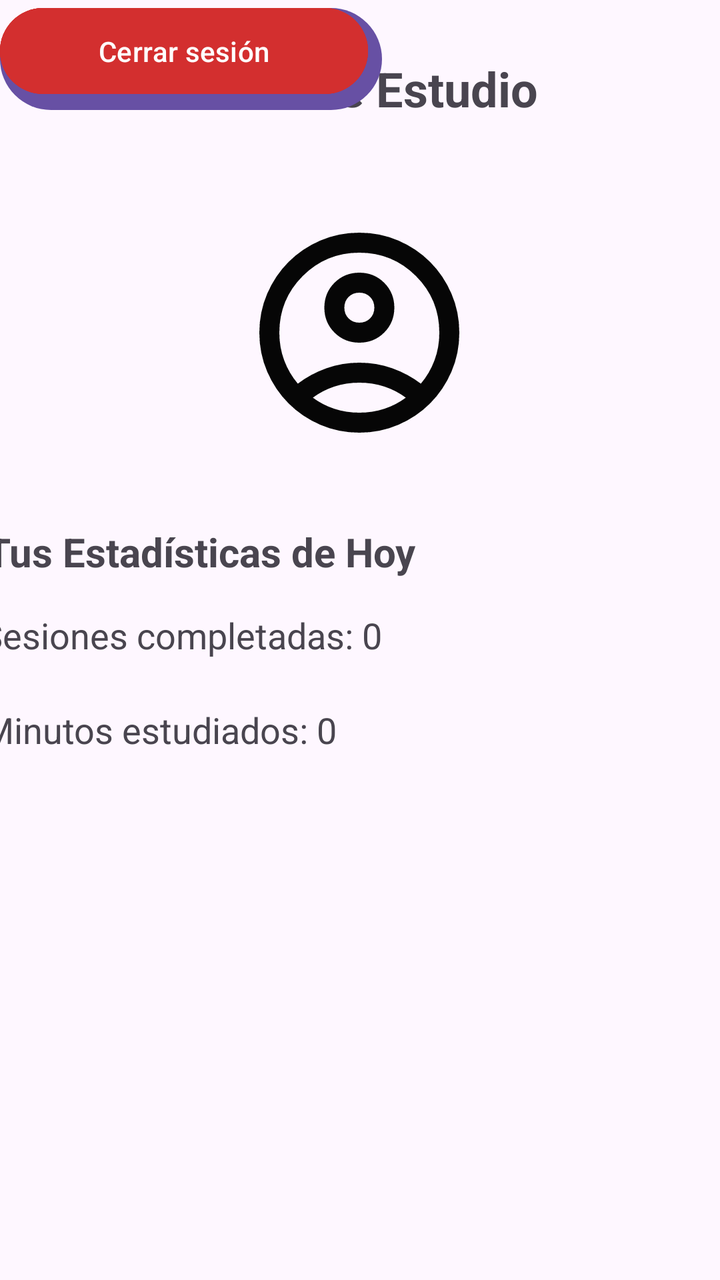
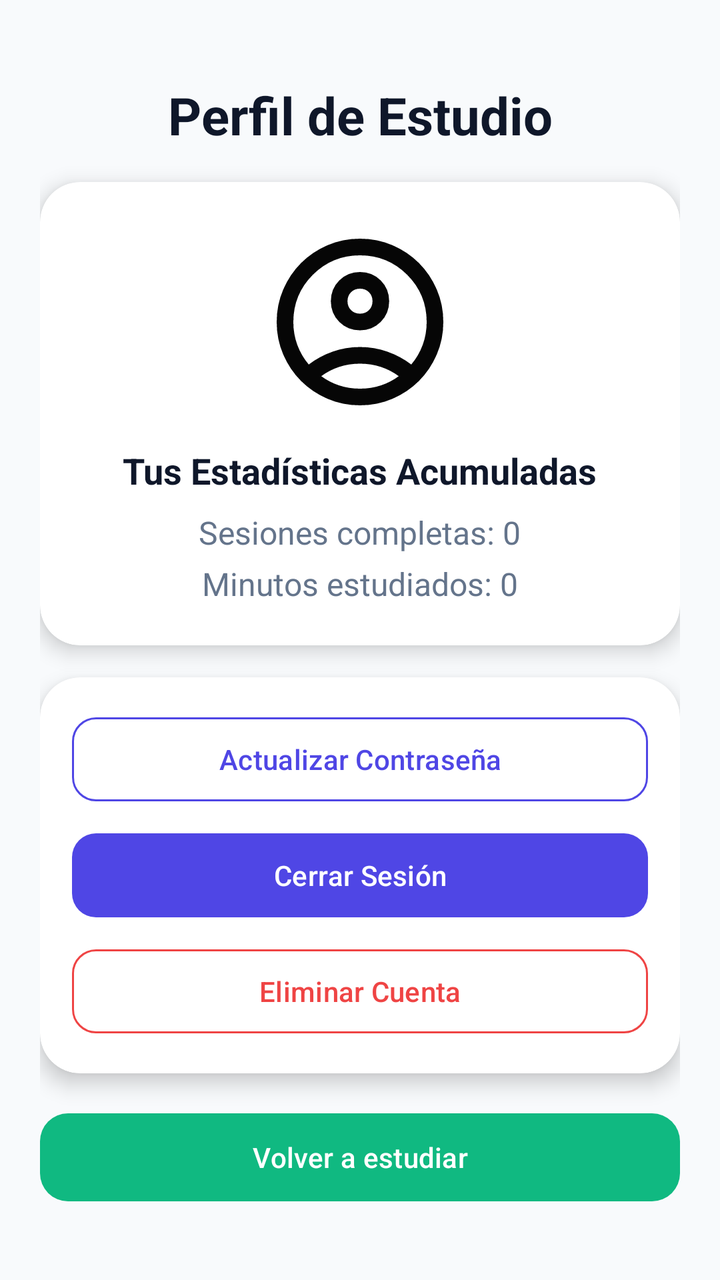

Screens rendered from an Android XML layout before and after an edit, with the pre-edit source and the edit as a unified diff.
<!-- AndroidManifest.xml: application theme Theme.SalvadorDeSemestres -->
<!-- res/layout/activity_perfil_usuario.xml -->
<?xml version="1.0" encoding="utf-8"?>
<androidx.constraintlayout.widget.ConstraintLayout xmlns:android="http://schemas.android.com/apk/res/android"
    xmlns:app="http://schemas.android.com/apk/res-auto"
    xmlns:tools="http://schemas.android.com/tools"
    android:id="@+id/main"
    android:layout_width="match_parent"
    android:layout_height="match_parent"
    tools:context=".vistas.vistas.PerfilUsuario">


    <ImageView
        android:id="@+id/imageView2"
        android:layout_width="120dp"
        android:layout_height="120dp"
        android:layout_marginStart="145dp"
        android:layout_marginTop="46dp"
        android:layout_marginEnd="146dp"
        android:src="@drawable/ic_perfil_usuario"
        app:layout_constraintEnd_toEndOf="parent"
        app:layout_constraintStart_toStartOf="parent"
        app:layout_constraintTop_toBottomOf="@+id/textView2" />


    <TextView
        android:id="@+id/textView2"
        android:layout_width="wrap_content"
        android:layout_height="wrap_content"
        android:layout_marginStart="117dp"
        android:layout_marginTop="28dp"
        android:layout_marginEnd="117dp"
        android:text="Perfil de Estudio"
        android:textSize="24sp"
        android:textStyle="bold"
        app:layout_constraintEnd_toEndOf="parent"
        app:layout_constraintStart_toStartOf="parent"
        app:layout_constraintTop_toTopOf="parent" />

    <TextView
        android:id="@+id/textView3"
        android:layout_width="wrap_content"
        android:layout_height="wrap_content"
        android:layout_marginStart="17dp"
        android:layout_marginTop="36dp"
        android:layout_marginEnd="177dp"
        android:text="Tus Estadísticas de Hoy"
        android:textSize="20sp"
        android:textStyle="bold"
        app:layout_constraintEnd_toEndOf="parent"
        app:layout_constraintStart_toStartOf="parent"
        app:layout_constraintTop_toBottomOf="@+id/imageView2" />

    <TextView
        android:id="@+id/tvTotalSesiones"
        android:layout_width="wrap_content"
        android:layout_height="wrap_content"
        android:layout_marginStart="16dp"
        android:layout_marginTop="16dp"
        android:layout_marginEnd="195dp"
        android:text="Sesiones completadas: 0"
        android:textSize="18sp"
        app:layout_constraintEnd_toEndOf="parent"
        app:layout_constraintStart_toStartOf="parent"
        app:layout_constraintTop_toBottomOf="@+id/textView3" />

    <TextView
        android:id="@+id/tvTotalMinutos"
        android:layout_width="wrap_content"
        android:layout_height="wrap_content"
        android:layout_marginStart="17dp"
        android:layout_marginTop="23dp"
        android:layout_marginEnd="218dp"
        android:text="Minutos estudiados: 0"
        android:textSize="18sp"
        app:layout_constraintEnd_toEndOf="parent"
        app:layout_constraintStart_toStartOf="parent"
        app:layout_constraintTop_toBottomOf="@+id/tvTotalSesiones" />


    <Button
        android:id="@+id/btnVolverPerfil"
        android:layout_width="171dp"
        android:layout_height="54dp"
        android:text="Volver a estudiar"
        tools:layout_editor_absoluteX="18dp"
        tools:layout_editor_absoluteY="574dp" />

    <Button
        android:id="@+id/btnActualizarClave"
        android:layout_width="191dp"
        android:layout_height="59dp"
        android:layout_marginHorizontal="32dp"
        android:text="Actualizar contraseña"
        tools:layout_editor_absoluteX="204dp"
        tools:layout_editor_absoluteY="574dp" />

    <Button
        android:id="@+id/btnEliminarCuenta"
        android:layout_width="184dp"
        android:layout_height="51dp"
        android:layout_marginHorizontal="32dp"
        android:backgroundTint="#D32F2F"
        android:text="Eliminar Cuenta"
        tools:layout_editor_absoluteX="9dp"
        tools:layout_editor_absoluteY="646dp" />

    <Button
        android:id="@+id/btnCerrarSesion"
        android:layout_width="184dp"
        android:layout_height="51dp"
        android:layout_marginHorizontal="32dp"
        android:backgroundTint="#D32F2F"
        android:text="Cerrar sesión"
        tools:layout_editor_absoluteX="211dp"
        tools:layout_editor_absoluteY="646dp" />

</androidx.constraintlayout.widget.ConstraintLayout>
<!-- resources referenced by this layout -->
<resources>
  <!-- drawable ic_perfil_usuario (drawable) -->
  <vector xmlns:android="http://schemas.android.com/apk/res/android" android:alpha="0.98" android:height="24dp" android:tint="#000000" android:viewportHeight="960" android:viewportWidth="960" android:width="24dp">
        
      <path android:fillColor="@android:color/white" android:pathData="M234,684Q285,645 348,622.5Q411,600 480,600Q549,600 612,622.5Q675,645 726,684Q761,643 780.5,591Q800,539 800,480Q800,347 706.5,253.5Q613,160 480,160Q347,160 253.5,253.5Q160,347 160,480Q160,539 179.5,591Q199,643 234,684ZM380.5,479.5Q340,439 340,380Q340,321 380.5,280.5Q421,240 480,240Q539,240 579.5,280.5Q620,321 620,380Q620,439 579.5,479.5Q539,520 480,520Q421,520 380.5,479.5ZM480,880Q397,880 324,848.5Q251,817 197,763Q143,709 111.5,636Q80,563 80,480Q80,397 111.5,324Q143,251 197,197Q251,143 324,111.5Q397,80 480,80Q563,80 636,111.5Q709,143 763,197Q817,251 848.5,324Q880,397 880,480Q880,563 848.5,636Q817,709 763,763Q709,817 636,848.5Q563,880 480,880ZM580,784.5Q627,769 666,740Q627,711 580,695.5Q533,680 480,680Q427,680 380,695.5Q333,711 294,740Q333,769 380,784.5Q427,800 480,800Q533,800 580,784.5ZM523,423Q540,406 540,380Q540,354 523,337Q506,320 480,320Q454,320 437,337Q420,354 420,380Q420,406 437,423Q454,440 480,440Q506,440 523,423ZM480,380Q480,380 480,380Q480,380 480,380Q480,380 480,380Q480,380 480,380Q480,380 480,380Q480,380 480,380Q480,380 480,380Q480,380 480,380ZM480,740Q480,740 480,740Q480,740 480,740Q480,740 480,740Q480,740 480,740Q480,740 480,740Q480,740 480,740Q480,740 480,740Q480,740 480,740Z"/>
      
  </vector>
  <style name="Theme.SalvadorDeSemestres" parent="Base.Theme.SalvadorDeSemestres" />
  <style name="Base.Theme.SalvadorDeSemestres" parent="Theme.Material3.DayNight.NoActionBar">
          
          
      </style>
</resources>

<!-- the commit's change to res/layout/activity_perfil_usuario.xml (unified diff, before → after) -->
@@ -5,112 +5,144 @@
     android:id="@+id/main"
     android:layout_width="match_parent"
     android:layout_height="match_parent"
+    android:background="@color/bg_app"
+    android:padding="20dp"
     tools:context=".vistas.vistas.PerfilUsuario">
-
-
-    <ImageView
-        android:id="@+id/imageView2"
-        android:layout_width="120dp"
-        android:layout_height="120dp"
-        android:layout_marginStart="145dp"
-        android:layout_marginTop="46dp"
-        android:layout_marginEnd="146dp"
-        android:src="@drawable/ic_perfil_usuario"
-        app:layout_constraintEnd_toEndOf="parent"
-        app:layout_constraintStart_toStartOf="parent"
-        app:layout_constraintTop_toBottomOf="@+id/textView2" />
-
 
     <TextView
         android:id="@+id/textView2"
         android:layout_width="wrap_content"
         android:layout_height="wrap_content"
-        android:layout_marginStart="117dp"
-        android:layout_marginTop="28dp"
-        android:layout_marginEnd="117dp"
+        android:layout_marginTop="20dp"
         android:text="Perfil de Estudio"
-        android:textSize="24sp"
+        android:textColor="@color/text_dark"
+        android:textSize="26sp"
         android:textStyle="bold"
         app:layout_constraintEnd_toEndOf="parent"
         app:layout_constraintStart_toStartOf="parent"
         app:layout_constraintTop_toTopOf="parent" />
 
-    <TextView
-        android:id="@+id/textView3"
-        android:layout_width="wrap_content"
+    <com.google.android.material.card.MaterialCardView
+        android:id="@+id/cardAvatar"
+        android:layout_width="match_parent"
         android:layout_height="wrap_content"
-        android:layout_marginStart="17dp"
-        android:layout_marginTop="36dp"
-        android:layout_marginEnd="177dp"
-        android:text="Tus Estadísticas de Hoy"
-        android:textSize="20sp"
-        android:textStyle="bold"
+        android:layout_marginTop="16dp"
+        app:cardBackgroundColor="@color/card_bg"
+        app:cardCornerRadius="20dp"
+        app:cardElevation="6dp"
+        app:strokeWidth="0dp"
         app:layout_constraintEnd_toEndOf="parent"
         app:layout_constraintStart_toStartOf="parent"
-        app:layout_constraintTop_toBottomOf="@+id/imageView2" />
+        app:layout_constraintTop_toBottomOf="@+id/textView2">
 
-    <TextView
-        android:id="@+id/tvTotalSesiones"
-        android:layout_width="wrap_content"
+        <LinearLayout
+            android:layout_width="match_parent"
+            android:layout_height="wrap_content"
+            android:gravity="center"
+            android:orientation="vertical"
+            android:padding="20dp">
+
+            <ImageView
+                android:id="@+id/imageView2"
+                android:layout_width="100dp"
+                android:layout_height="100dp"
+                android:src="@drawable/ic_perfil_usuario" />
+
+            <TextView
+                android:id="@+id/textView3"
+                android:layout_width="wrap_content"
+                android:layout_height="wrap_content"
+                android:layout_marginTop="12dp"
+                android:text="Tus Estadísticas Acumuladas"
+                android:textColor="@color/text_dark"
+                android:textSize="18sp"
+                android:textStyle="bold" />
+
+            <TextView
+                android:id="@+id/tvTotalSesiones"
+                android:layout_width="wrap_content"
+                android:layout_height="wrap_content"
+                android:layout_marginTop="8dp"
+                android:text="Sesiones completas: 0"
+                android:textColor="@color/text_muted"
+                android:textSize="16sp" />
+
+            <TextView
+                android:id="@+id/tvTotalMinutos"
+                android:layout_width="wrap_content"
+                android:layout_height="wrap_content"
+                android:layout_marginTop="4dp"
+                android:text="Minutos estudiados: 0"
+                android:textColor="@color/text_muted"
+                android:textSize="16sp" />
+
+        </LinearLayout>
+
+    </com.google.android.material.card.MaterialCardView>
+
+    <com.google.android.material.card.MaterialCardView
+        android:id="@+id/cardAcciones"
+        android:layout_width="match_parent"
         android:layout_height="wrap_content"
-        android:layout_marginStart="16dp"
         android:layout_marginTop="16dp"
-        android:layout_marginEnd="195dp"
-        android:text="Sesiones completadas: 0"
-        android:textSize="18sp"
+        app:cardBackgroundColor="@color/card_bg"
+        app:cardCornerRadius="20dp"
+        app:cardElevation="6dp"
+        app:strokeWidth="0dp"
         app:layout_constraintEnd_toEndOf="parent"
         app:layout_constraintStart_toStartOf="parent"
-        app:layout_constraintTop_toBottomOf="@+id/textView3" />
+        app:layout_constraintTop_toBottomOf="@+id/cardAvatar">
 
-    <TextView
-        android:id="@+id/tvTotalMinutos"
-        android:layout_width="wrap_content"
-        android:layout_height="wrap_content"
-        android:layout_marginStart="17dp"
-        android:layout_marginTop="23dp"
-        android:layout_marginEnd="218dp"
-        android:text="Minutos estudiados: 0"
-        android:textSize="18sp"
+        <LinearLayout
+            android:layout_width="match_parent"
+            android:layout_height="wrap_content"
+            android:orientation="vertical"
+            android:padding="16dp">
+
+            <com.google.android.material.button.MaterialButton
+                android:id="@+id/btnActualizarClave"
+                style="?attr/materialButtonOutlinedStyle"
+                android:layout_width="match_parent"
+                android:layout_height="50dp"
+                android:text="Actualizar Contraseña"
+                android:textColor="@color/primary"
+                app:cornerRadius="12dp"
+                app:strokeColor="@color/primary" />
+
+            <com.google.android.material.button.MaterialButton
+                android:id="@+id/btnCerrarSesion"
+                android:layout_width="match_parent"
+                android:layout_height="50dp"
+                android:layout_marginTop="8dp"
+                android:text="Cerrar Sesión"
+                app:backgroundTint="@color/primary"
+                app:cornerRadius="12dp" />
+
+            <com.google.android.material.button.MaterialButton
+                android:id="@+id/btnEliminarCuenta"
+                style="?attr/materialButtonOutlinedStyle"
+                android:layout_width="match_parent"
+                android:layout_height="50dp"
+                android:layout_marginTop="8dp"
+                android:text="Eliminar Cuenta"
+                android:textColor="@color/danger"
+                app:cornerRadius="12dp"
+                app:strokeColor="@color/danger" />
+
+        </LinearLayout>
+
+    </com.google.android.material.card.MaterialCardView>
+
+    <com.google.android.material.button.MaterialButton
+        android:id="@+id/btnVolverPerfil"
+        android:layout_width="match_parent"
+        android:layout_height="52dp"
+        android:layout_marginTop="16dp"
+        android:text="Volver a estudiar"
+        app:backgroundTint="@color/accent"
+        app:cornerRadius="14dp"
         app:layout_constraintEnd_toEndOf="parent"
         app:layout_constraintStart_toStartOf="parent"
-        app:layout_constraintTop_toBottomOf="@+id/tvTotalSesiones" />
-
-
-    <Button
-        android:id="@+id/btnVolverPerfil"
-        android:layout_width="171dp"
-        android:layout_height="54dp"
-        android:text="Volver a estudiar"
-        tools:layout_editor_absoluteX="18dp"
-        tools:layout_editor_absoluteY="574dp" />
-
-    <Button
-        android:id="@+id/btnActualizarClave"
-        android:layout_width="191dp"
-        android:layout_height="59dp"
-        android:layout_marginHorizontal="32dp"
-        android:text="Actualizar contraseña"
-        tools:layout_editor_absoluteX="204dp"
-        tools:layout_editor_absoluteY="574dp" />
-
-    <Button
-        android:id="@+id/btnEliminarCuenta"
-        android:layout_width="184dp"
-        android:layout_height="51dp"
-        android:layout_marginHorizontal="32dp"
-        android:backgroundTint="#D32F2F"
-        android:text="Eliminar Cuenta"
-        tools:layout_editor_absoluteX="9dp"
-        tools:layout_editor_absoluteY="646dp" />
-
-    <Button
-        android:id="@+id/btnCerrarSesion"
-        android:layout_width="184dp"
-        android:layout_height="51dp"
-        android:layout_marginHorizontal="32dp"
-        android:backgroundTint="#D32F2F"
-        android:text="Cerrar sesión"
-        tools:layout_editor_absoluteX="211dp"
-        tools:layout_editor_absoluteY="646dp" />
+        app:layout_constraintTop_toBottomOf="@+id/cardAcciones" />
 
 </androidx.constraintlayout.widget.ConstraintLayout>
<!-- resource entries referenced after the edit -->
@@ -1,5 +1,12 @@
 <!-- resources referenced by this layout -->
 <resources>
+  <color name="accent">#10B981</color>
+  <color name="bg_app">#F8FAFC</color>
+  <color name="card_bg">#FFFFFF</color>
+  <color name="danger">#EF4444</color>
+  <color name="primary">#4F46E5</color>
+  <color name="text_dark">#0F172A</color>
+  <color name="text_muted">#64748B</color>
   <!-- drawable ic_perfil_usuario (drawable) -->
   <vector xmlns:android="http://schemas.android.com/apk/res/android" android:alpha="0.98" android:height="24dp" android:tint="#000000" android:viewportHeight="960" android:viewportWidth="960" android:width="24dp">
         
